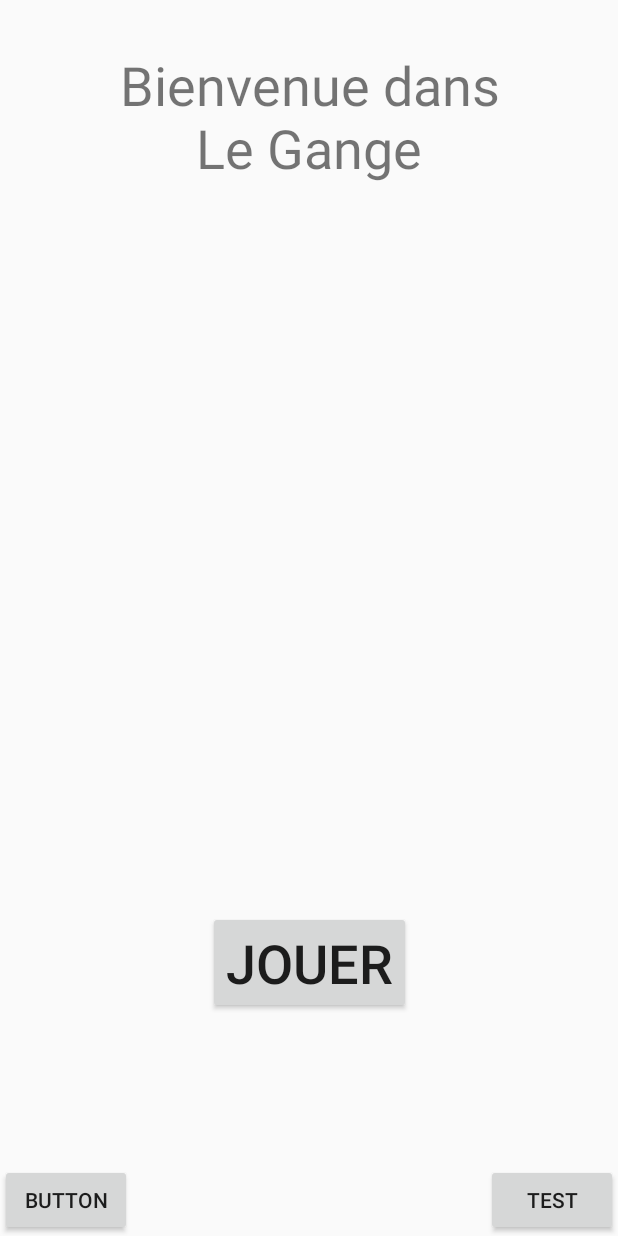
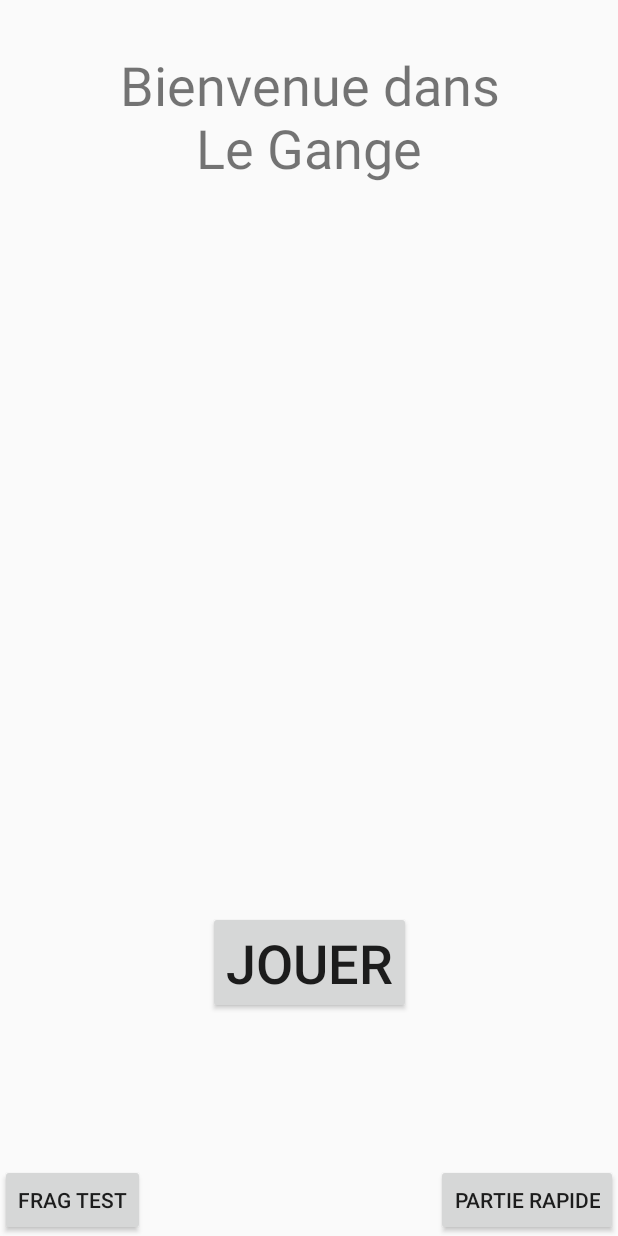
Before and after one commit to r-aurejac/LeGange, an Android app: the screen it shows after launch (MainActivity), on a phone screen of 412 x 824 dp. Run offline under Robolectric (Android 15) with nearby library versions, the phone set to English and light mode, and no system bars.

```diff
--- a/app/src/main/java/com/example/legange/GameData/RoleData.java
+++ b/app/src/main/java/com/example/legange/GameData/RoleData.java
@@ -54,7 +54,7 @@ public class RoleData {
 
         //toujours avoir un meneur ---> il est placé à l'indice 0 après le mélange
         Collections.shuffle(roles);
-        roles.set(0,new RoleAttributionRule(str.CHEF,
+        roles.add(0,new RoleAttributionRule(str.CHEF,
                 "player est le Meneur, son charisme naturel fait que tout le monde l'écoute, c'est à lui de trancher en cas d'égalité ",
                 0, str.UNKNOWN));
 
--- a/app/src/main/java/com/example/legange/UI/MainActivity.java
+++ b/app/src/main/java/com/example/legange/UI/MainActivity.java
@@ -15,7 +15,7 @@ import java.util.ArrayList;
 
 public class MainActivity extends AppCompatActivity {
 
-    private Button jouerButton,creditButton,testButton;
+    private Button jouerButton, fragmentTest, gameTestButton;
 
     public static Intent newIntent(Context context) {
         Intent intent = new Intent(context, MainActivity.class);
@@ -36,16 +36,17 @@ public class MainActivity extends AppCompatActivity {
             }
         });
 
-        creditButton = (Button) findViewById(R.id.button_credit);
-        creditButton.setOnClickListener(new View.OnClickListener() {
+        fragmentTest = (Button) findViewById(R.id.button_fragment_test);
+        fragmentTest.setOnClickListener(new View.OnClickListener() {
             public void onClick(View v) {
-                Intent intent = AddPlayerActivity.newIntent(getApplicationContext());
+                Intent intent = TestActivity.newIntent(getApplicationContext());
+                intent.setFlags(Intent.FLAG_ACTIVITY_NEW_TASK);
                 getApplicationContext().startActivity(intent);
             }
         });
 
-        testButton = (Button) findViewById(R.id.button_test);
-        testButton.setOnClickListener(new View.OnClickListener() {
+        gameTestButton = (Button) findViewById(R.id.button_test);
+        gameTestButton.setOnClickListener(new View.OnClickListener() {
             public void onClick(View v) {
                 ArrayList<Player> players = new ArrayList<>();
                 for(int i =0; i< str.MAX_PLAYER_NUMBER; i++)
--- a/app/src/main/java/com/example/legange/str.java
+++ b/app/src/main/java/com/example/legange/str.java
@@ -27,7 +27,7 @@ public class str {
     public static final String CHANCEUX = "Chanceux";
     public static final String  VICTIME = "Victime";
     public static final String PRECOCE = "Précoce";
-    public static final String CREME = "Creme";
+    public static final String CREME = "Crème";
     public  static  final String ATTARDE = "Généreux";
     public  static  final String VOLEUR = "Juif";
 
--- a/app/src/main/res/layout/activity_main.xml
+++ b/app/src/main/res/layout/activity_main.xml
@@ -31,25 +31,24 @@
         android:layout_marginBottom="100dp"
         android:text="Jouer"
         android:textSize="36sp"
-        app:layout_constraintBottom_toTopOf="@+id/button_credit"
+        app:layout_constraintBottom_toTopOf="@+id/button_fragment_test"
         app:layout_constraintEnd_toEndOf="parent"
         app:layout_constraintStart_toStartOf="parent"
         app:layout_constraintTop_toBottomOf="@+id/player_tv" />
 
     <Button
-        android:id="@+id/button_credit"
+        android:id="@+id/button_fragment_test"
         android:layout_width="wrap_content"
         android:layout_height="wrap_content"
-        android:text="Button"
+        android:text="frag test"
         app:layout_constraintBottom_toBottomOf="parent"
-        app:layout_constraintStart_toStartOf="parent"
-        tools:text="credits" />
+        app:layout_constraintStart_toStartOf="parent" />
 
     <Button
         android:id="@+id/button_test"
         android:layout_width="wrap_content"
         android:layout_height="wrap_content"
-        android:text="test"
+        android:text="partie rapide"
         app:layout_constraintBottom_toBottomOf="parent"
         app:layout_constraintEnd_toEndOf="parent" />
 
--- /dev/null
+++ b/app/src/main/res/layout/fragment_base.xml
@@ -0,0 +1,6 @@
+<?xml version="1.0" encoding="utf-8"?>
+<FrameLayout xmlns:android="http://schemas.android.com/apk/res/android"
+    xmlns:tools="http://schemas.android.com/tools"
+    android:layout_width="match_parent"
+    android:layout_height="match_parent"
+    tools:context=".UI.BaseFragment"/>
```
Also changed, not shown: app/src/main/AndroidManifest.xml (+9 -6 lines), app/src/main/java/com/example/legange/UI/BaseFragment.java (added, +67 -0 lines), app/src/main/java/com/example/legange/UI/BetFragment.java (added, +62 -0 lines), app/src/main/java/com/example/legange/UI/RuleFragment.java (+6 -21 lines), app/src/main/java/com/example/legange/UI/TestActivity.java (added, +76 -0 lines), app/src/main/res/layout/activity_test.xml (added, +19 -0 lines), app/src/main/res/layout/fragment_bet.xml (added, +14 -0 lines).
